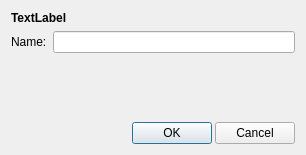
Qt form Tools/Editor/assetmanager/actions/newfolder/assetmanagernewfolderdialog.ui (marcellfischbach/CobaltSKY) before a commit.
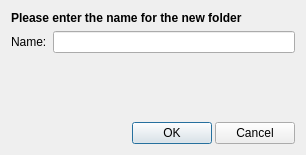
The same form after that commit.

Commit message: Creating new folder is working.

```diff
--- a/Tools/Editor/assetmanager/actions/newfolder/assetmanagernewfolderdialog.ui
+++ b/Tools/Editor/assetmanager/actions/newfolder/assetmanagernewfolderdialog.ui
@@ -92,7 +92,7 @@
       </font>
      </property>
      <property name="text">
-      <string>TextLabel</string>
+      <string>Please enter the name for the new folder</string>
      </property>
     </widget>
    </item>
```
Left out of the diff: 2 changed lines with no effect on the pictures. The commit also changes 6 other files.
